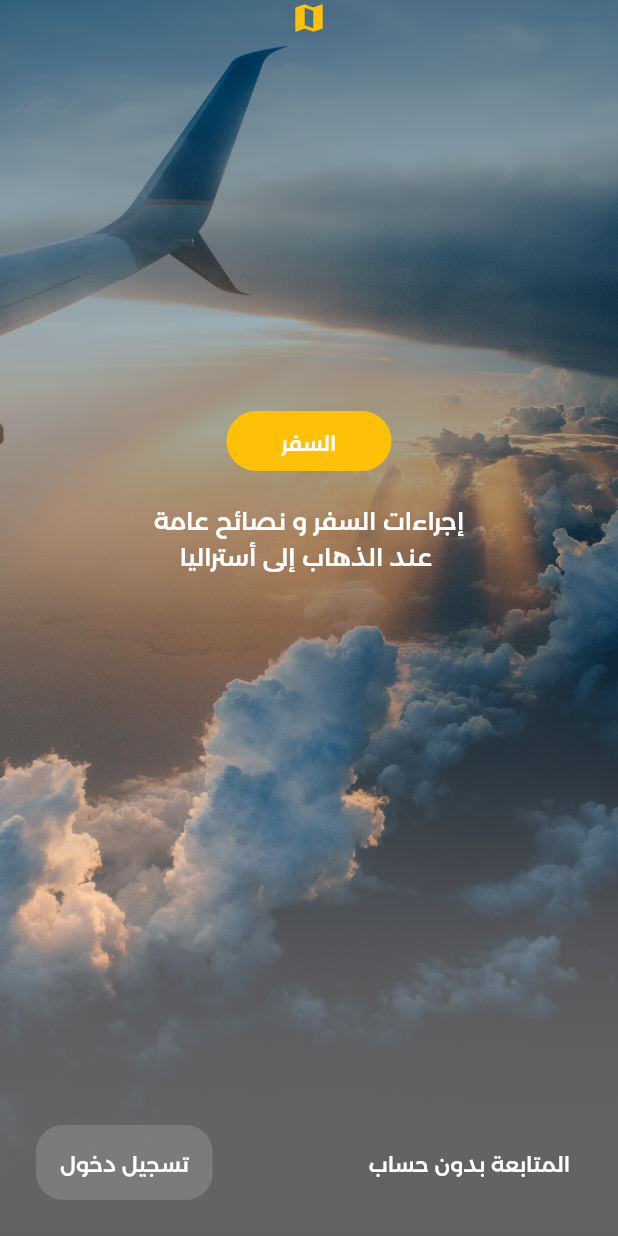
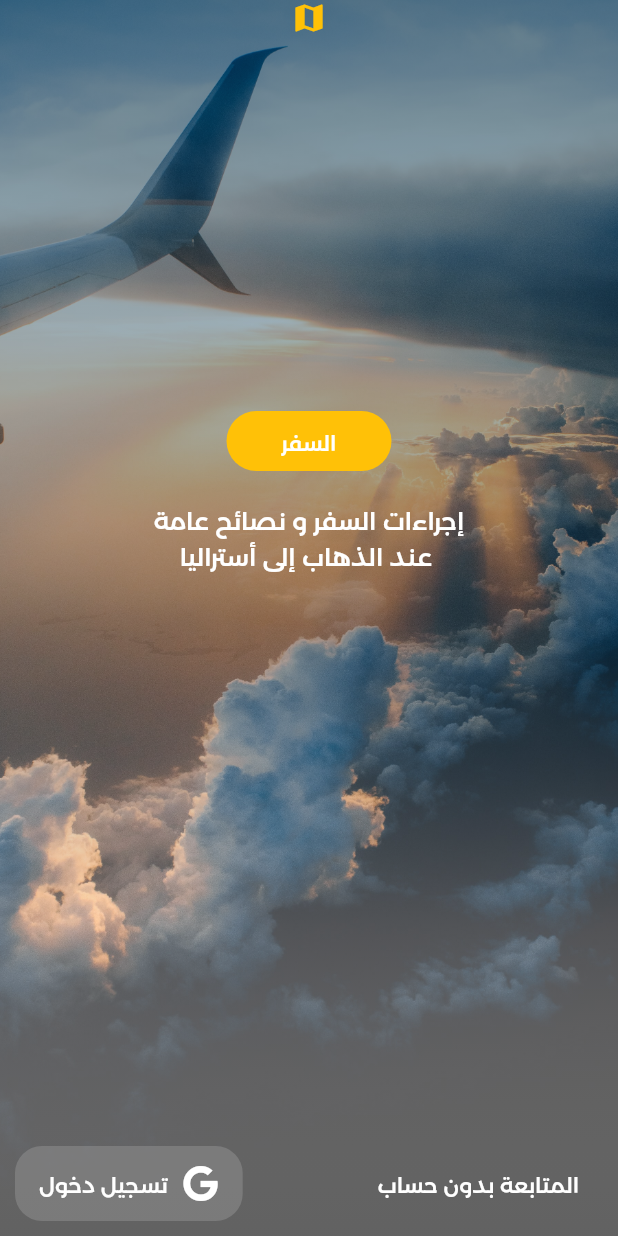
Before and after one commit to AboutAustralia/aboutAustralia, a Flutter app: the screen it shows after launch, swiped to page 4, on a phone screen of 412 x 824 dp. Run offline on Flutter 3.47's test engine with Material 2 defaults, Android fonts, the light colour scheme and no system bars; our stand-ins replace cloud_firestore, firebase_auth, firebase_core, firebase_database, flutter_secure_storage, font_awesome_flutter and 3 more; missing offline and left inert: onboarding; accounts and stored records are empty.

Commit message:
Edited Buttons in onboarding.dart

```diff
--- a/lib/views/onboarding.dart
+++ b/lib/views/onboarding.dart
@@ -3,6 +3,7 @@ import 'package:flutter/material.dart';
 import 'package:about_australia/components/bottom_navigation_tabs_controller.dart';
 import 'package:about_australia/theme/app_typography.dart';
 import 'package:firebase_auth/firebase_auth.dart';
+import 'package:font_awesome_flutter/font_awesome_flutter.dart';
 import 'package:google_sign_in/google_sign_in.dart';
 import 'package:about_australia/fireStore_api.dart';
 import 'package:flutter_secure_storage/flutter_secure_storage.dart';
@@ -140,9 +141,12 @@ class _OnBoardingState extends State<OnBoarding> {
                       mainAxisAlignment: MainAxisAlignment.spaceBetween,
                       children: <Widget>[
                         Padding(
-                          padding: const EdgeInsets.all(16.0),
+                          padding: const EdgeInsets.only(left: 5, right: 10, top: 10, bottom: 10),
                           child: Container(
                             height: 50,
+
+                            child: Expanded(
+                              flex: 6,
                               child: FlatButton(
                                 onPressed: () {
                                   Navigator.pushReplacement(
@@ -163,10 +167,13 @@ class _OnBoardingState extends State<OnBoarding> {
                               ),
                             ),
                           ),
+                        ),
                         Padding(
-                          padding: const EdgeInsets.all(24.0),
+                          padding: const EdgeInsets.only(left: 10, right: 5, top: 10, bottom: 10),
                           child: Container(
                             height: 50,
+                            child: Expanded(
+                              flex: 4,
                               child: FlatButton(
                                 onPressed: () {
                                   _GooglesignIn();
@@ -182,9 +189,19 @@ class _OnBoardingState extends State<OnBoarding> {
                                 shape: RoundedRectangleBorder(
                                   borderRadius: BorderRadius.circular(18.0),
                                 ),
-                              child: Text("تسجيل دخول",
+                                child: Row(
+                                  children: [
+                                    Icon(
+                                      FontAwesomeIcons.google,
+                                      color: Colors.white,
+                                    ),
+                                    SizedBox(width: 10,),
+                                    Text("تسجيل دخول",
                                         style: AppTypography.bodyMedium
                                             .copyWith(color: Colors.white)),
+                                  ],
+                                ),
+                              ),
                             ),
                           ),
                         ),
```
Lines whose indentation alone changed are shown as unchanged.
